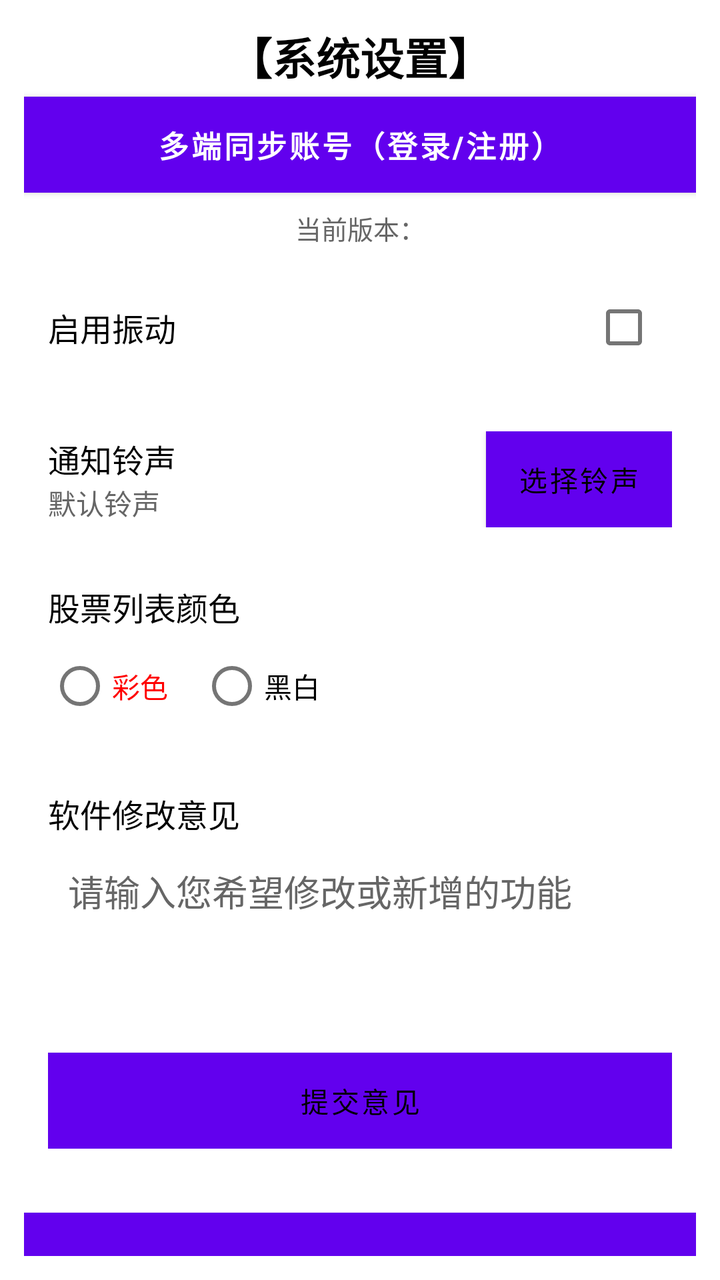
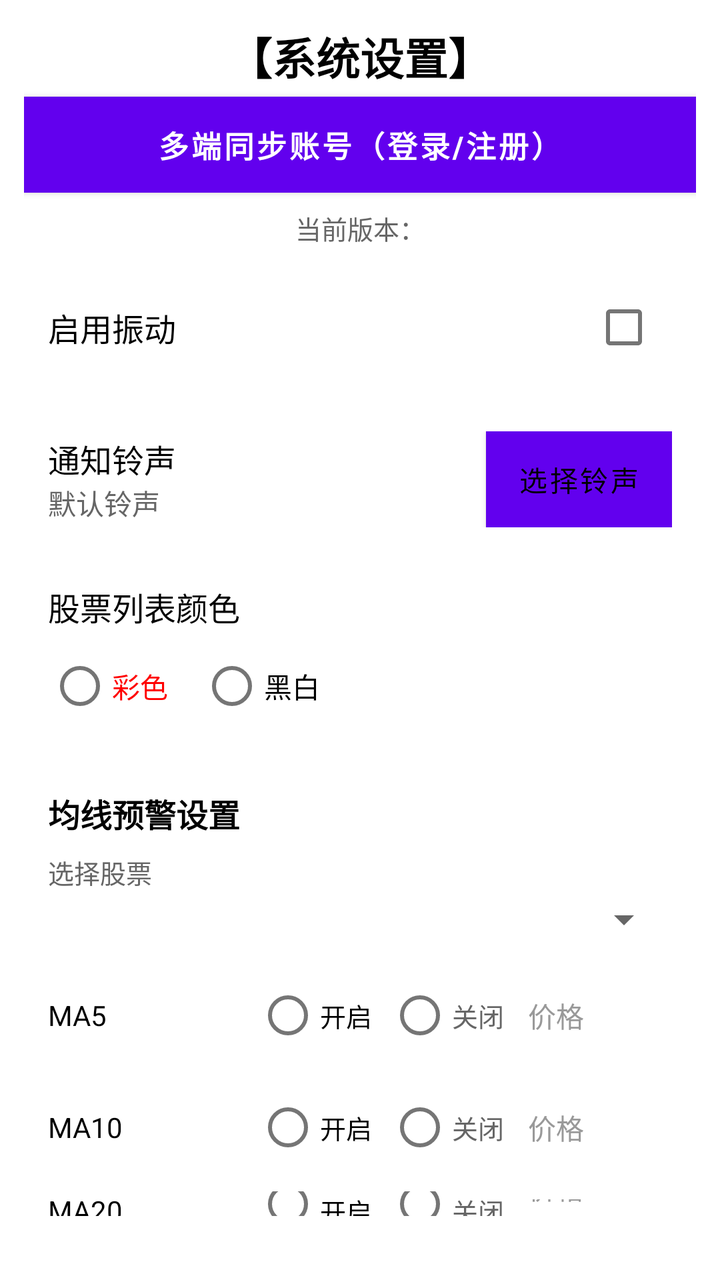

An Android layout rendered at two revisions. The XML below is the earlier revision; the diff shows what the commit changed to produce the second picture.
<!-- AndroidManifest.xml: fallback theme Theme.MaterialComponents.DayNight.NoActionBar -->
<!-- res/layout/activity_settings.xml -->
<?xml version="1.0" encoding="utf-8"?>

<LinearLayout xmlns:android="http://schemas.android.com/apk/res/android"
    android:layout_width="match_parent"
    android:layout_height="match_parent"
    android:orientation="vertical"
    android:padding="12dp"
    android:background="#FFFFFF">

    <TextView
        android:layout_width="match_parent"
        android:layout_height="wrap_content"
        android:text="【系统设置】"
        android:textSize="22sp"
        android:textStyle="bold"
        android:textColor="#000000"
        android:gravity="center"
        android:layout_marginBottom="4dp" />

    
    <Button
        android:id="@+id/btn_sync_account"
        android:layout_width="match_parent"
        android:layout_height="wrap_content"
        android:text="多端同步账号（登录/注册）"
        android:textSize="15sp"
        android:textStyle="bold"
        android:textColor="#FFFFFF"
        android:background="#4CAF50"
        android:layout_marginBottom="8dp" />

    
    <TextView
        android:id="@+id/text_version"

        android:layout_width="match_parent"
        android:layout_height="wrap_content"
        android:text="当前版本："
        android:textSize="13sp"
        android:textColor="#666666"
        android:gravity="center"
        android:layout_marginBottom="4dp" />

    
    <LinearLayout
        android:layout_width="match_parent"
        android:layout_height="wrap_content"
        android:orientation="horizontal"
        android:padding="12dp"
        android:layout_marginBottom="4dp"
        android:background="#FFFFFF"
        android:gravity="center_vertical">

        <TextView
            android:layout_width="0dp"
            android:layout_height="wrap_content"
            android:layout_weight="1"
            android:text="启用振动"
            android:textSize="16sp"
            android:textColor="#000000" />

        <CheckBox
            android:id="@+id/check_vibrate"
            android:layout_width="wrap_content"
            android:layout_height="wrap_content" />
    </LinearLayout>

    
    <LinearLayout
        android:layout_width="match_parent"
        android:layout_height="wrap_content"
        android:orientation="vertical"
        android:padding="12dp"
        android:layout_marginBottom="4dp"
        android:background="#FFFFFF">

        <LinearLayout
            android:layout_width="match_parent"
            android:layout_height="wrap_content"
            android:orientation="horizontal"
            android:gravity="center_vertical">

            <LinearLayout
                android:layout_width="0dp"
                android:layout_height="wrap_content"
                android:layout_weight="1"
                android:orientation="vertical">

                <TextView
                    android:layout_width="wrap_content"
                    android:layout_height="wrap_content"
                    android:text="通知铃声"
                    android:textSize="16sp"
                    android:textColor="#000000" />

                <TextView
                    android:id="@+id/text_ringtone"
                    android:layout_width="wrap_content"
                    android:layout_height="wrap_content"
                    android:text="默认铃声"
                    android:textSize="14sp"
                    android:textColor="#666666" />
            </LinearLayout>

            <Button
                android:id="@+id/btn_select_ringtone"
                android:layout_width="wrap_content"
                android:layout_height="wrap_content"
                android:text="选择铃声"
                android:textSize="14sp"
                android:textColor="#000000"
                android:background="#FFFFFF"
                android:minWidth="80dp" />
        </LinearLayout>
    </LinearLayout>

    
    <LinearLayout
        android:layout_width="match_parent"
        android:layout_height="wrap_content"
        android:orientation="vertical"
        android:padding="12dp"
        android:layout_marginBottom="4dp"
        android:background="#FFFFFF">

        <TextView
            android:layout_width="match_parent"
            android:layout_height="wrap_content"
            android:text="股票列表颜色"
            android:textSize="16sp"
            android:textColor="#000000"
            android:layout_marginBottom="4dp" />

        <RadioGroup
            android:id="@+id/group_color_mode"
            android:layout_width="match_parent"
            android:layout_height="wrap_content"
            android:orientation="horizontal">

            <RadioButton
                android:id="@+id/radio_colorful"
                android:layout_width="wrap_content"
                android:layout_height="wrap_content"
                android:text="彩色"
                android:textColor="#FF0000"
                android:layout_marginRight="16dp" />

            <RadioButton
                android:id="@+id/radio_bw"
                android:layout_width="wrap_content"
                android:layout_height="wrap_content"
                android:text="黑白"
                android:textColor="#000000" />
        </RadioGroup>
    </LinearLayout>

    
    <LinearLayout
        android:layout_width="match_parent"
        android:layout_height="wrap_content"
        android:orientation="vertical"
        android:padding="12dp"
        android:layout_marginBottom="4dp"
        android:background="#FFFFFF">

        <TextView
            android:layout_width="match_parent"
            android:layout_height="wrap_content"
            android:text="软件修改意见"
            android:textSize="16sp"
            android:textColor="#000000"
            android:layout_marginBottom="4dp" />

        <EditText
            android:id="@+id/edit_feedback"
            android:layout_width="match_parent"
            android:layout_height="wrap_content"
            android:minHeight="100dp"
            android:gravity="top|start"
            android:inputType="textLongMessage|textMultiLine"
            android:hint="请输入您希望修改或新增的功能"
            android:textColor="#000000"
            android:textColorHint="#666666"
            android:background="#FFFFFF"
            android:padding="10dp"
            android:layout_marginBottom="4dp" />

        <Button
            android:id="@+id/btn_submit_feedback"
            android:layout_width="match_parent"
            android:layout_height="wrap_content"
            android:text="提交意见"
            android:textSize="14sp"
            android:textColor="#000000"
            android:background="#FFFFFF" />

        
        <TextView
            android:id="@+id/text_submit_status"
            android:layout_width="match_parent"
            android:layout_height="wrap_content"
            android:text=""
            android:textSize="13sp"
            android:textColor="#333333"
            android:padding="8dp"
            android:layout_marginTop="4dp"
            android:background="#E8F5E9"
            android:visibility="gone"
            android:minHeight="80dp"
            android:maxHeight="150dp"
            android:scrollbars="vertical" />
    </LinearLayout>

    
    <Button
        android:id="@+id/btn_back"
        android:layout_width="match_parent"
        android:layout_height="wrap_content"
        android:text="返回"
        android:textSize="16sp"
        android:textStyle="bold"
        android:textColor="#000000"
        android:background="#FFFFFF"
        android:layout_marginTop="16dp" />

</LinearLayout>
<!-- resources referenced by this layout -->
<resources>

</resources>

<!-- the commit's change to res/layout/activity_settings.xml (unified diff, before → after) -->
@@ -152,6 +152,408 @@
                 android:text="黑白"
                 android:textColor="#000000" />
         </RadioGroup>
+    </LinearLayout>
+
+    
+    <LinearLayout
+        android:layout_width="match_parent"
+        android:layout_height="wrap_content"
+        android:orientation="vertical"
+        android:padding="12dp"
+        android:layout_marginBottom="4dp"
+        android:background="#FFFFFF">
+
+        <TextView
+            android:layout_width="match_parent"
+            android:layout_height="wrap_content"
+            android:text="均线预警设置"
+            android:textSize="16sp"
+            android:textStyle="bold"
+            android:textColor="#000000"
+            android:layout_marginBottom="8dp" />
+
+        <TextView
+            android:layout_width="match_parent"
+            android:layout_height="wrap_content"
+            android:text="选择股票"
+            android:textSize="13sp"
+            android:textColor="#666666"
+            android:layout_marginBottom="2dp" />
+
+        <Spinner
+            android:id="@+id/spinner_ma_stock"
+            android:layout_width="match_parent"
+            android:layout_height="wrap_content"
+            android:layout_marginBottom="8dp" />
+
+        
+        <LinearLayout
+            android:id="@+id/ma_row_5"
+            android:layout_width="match_parent"
+            android:layout_height="wrap_content"
+            android:orientation="horizontal"
+            android:gravity="center_vertical"
+            android:paddingTop="4dp"
+            android:paddingBottom="4dp">
+            <TextView
+                android:layout_width="0dp"
+                android:layout_height="wrap_content"
+                android:layout_weight="1"
+                android:text="MA5"
+                android:textSize="14sp"
+                android:textColor="#000000" />
+            <RadioGroup
+                android:id="@+id/ma_radio_group_5"
+                android:layout_width="wrap_content"
+                android:layout_height="wrap_content"
+                android:orientation="horizontal">
+                <RadioButton
+                    android:id="@+id/ma_radio_on_5"
+                    android:layout_width="wrap_content"
+                    android:layout_height="wrap_content"
+                    android:text="开启"
+                    android:textSize="13sp"
+                    android:textColor="#000000" />
+                <RadioButton
+                    android:id="@+id/ma_radio_off_5"
+                    android:layout_width="wrap_content"
+                    android:layout_height="wrap_content"
+                    android:text="关闭"
+                    android:textSize="13sp"
+                    android:textColor="#666666"
+                    android:layout_marginLeft="8dp" />
+            </RadioGroup>
+            <EditText
+                android:id="@+id/ma_edit_5"
+                android:layout_width="76dp"
+                android:layout_height="wrap_content"
+                android:inputType="numberDecimal"
+                android:singleLine="true"
+                android:hint="价格"
+                android:textSize="14sp"
+                android:textColor="#000000"
+                android:textColorHint="#999999"
+                android:background="#FFFFFF"
+                android:padding="4dp"
+                android:layout_marginLeft="8dp" />
+        </LinearLayout>
+
+        <LinearLayout
+            android:id="@+id/ma_row_10"
+            android:layout_width="match_parent"
+            android:layout_height="wrap_content"
+            android:orientation="horizontal"
+            android:gravity="center_vertical"
+            android:paddingTop="4dp"
+            android:paddingBottom="4dp">
+            <TextView
+                android:layout_width="0dp"
+                android:layout_height="wrap_content"
+                android:layout_weight="1"
+                android:text="MA10"
+                android:textSize="14sp"
+                android:textColor="#000000" />
+            <RadioGroup
+                android:id="@+id/ma_radio_group_10"
+                android:layout_width="wrap_content"
+                android:layout_height="wrap_content"
+                android:orientation="horizontal">
+                <RadioButton
+                    android:id="@+id/ma_radio_on_10"
+                    android:layout_width="wrap_content"
+                    android:layout_height="wrap_content"
+                    android:text="开启"
+                    android:textSize="13sp"
+                    android:textColor="#000000" />
+                <RadioButton
+                    android:id="@+id/ma_radio_off_10"
+                    android:layout_width="wrap_content"
+                    android:layout_height="wrap_content"
+                    android:text="关闭"
+                    android:textSize="13sp"
+                    android:textColor="#666666"
+                    android:layout_marginLeft="8dp" />
+            </RadioGroup>
+            <EditText
+                android:id="@+id/ma_edit_10"
+                android:layout_width="76dp"
+                android:layout_height="wrap_content"
+                android:inputType="numberDecimal"
+                android:singleLine="true"
+                android:hint="价格"
+                android:textSize="14sp"
+                android:textColor="#000000"
+                android:textColorHint="#999999"
+                android:background="#FFFFFF"
+                android:padding="4dp"
+                android:layout_marginLeft="8dp" />
+        </LinearLayout>
+
+        <LinearLayout
+            android:id="@+id/ma_row_20"
+            android:layout_width="match_parent"
+            android:layout_height="wrap_content"
+            android:orientation="horizontal"
+            android:gravity="center_vertical"
+            android:paddingTop="4dp"
+            android:paddingBottom="4dp">
+            <TextView
+                android:layout_width="0dp"
+                android:layout_height="wrap_content"
+                android:layout_weight="1"
+                android:text="MA20"
+                android:textSize="14sp"
+                android:textColor="#000000" />
+            <RadioGroup
+                android:id="@+id/ma_radio_group_20"
+                android:layout_width="wrap_content"
+                android:layout_height="wrap_content"
+                android:orientation="horizontal">
+                <RadioButton
+                    android:id="@+id/ma_radio_on_20"
+                    android:layout_width="wrap_content"
+                    android:layout_height="wrap_content"
+                    android:text="开启"
+                    android:textSize="13sp"
+                    android:textColor="#000000" />
+                <RadioButton
+                    android:id="@+id/ma_radio_off_20"
+                    android:layout_width="wrap_content"
+                    android:layout_height="wrap_content"
+                    android:text="关闭"
+                    android:textSize="13sp"
+                    android:textColor="#666666"
+                    android:layout_marginLeft="8dp" />
+            </RadioGroup>
+            <EditText
+                android:id="@+id/ma_edit_20"
+                android:layout_width="76dp"
+                android:layout_height="wrap_content"
+                android:inputType="numberDecimal"
+                android:singleLine="true"
+                android:hint="价格"
+                android:textSize="14sp"
+                android:textColor="#000000"
+                android:textColorHint="#999999"
+                android:background="#FFFFFF"
+                android:padding="4dp"
+                android:layout_marginLeft="8dp" />
+        </LinearLayout>
+
+        <LinearLayout
+            android:id="@+id/ma_row_30"
+            android:layout_width="match_parent"
+            android:layout_height="wrap_content"
+            android:orientation="horizontal"
+            android:gravity="center_vertical"
+            android:paddingTop="4dp"
+            android:paddingBottom="4dp">
+            <TextView
+                android:layout_width="0dp"
+                android:layout_height="wrap_content"
+                android:layout_weight="1"
+                android:text="MA30"
+                android:textSize="14sp"
+                android:textColor="#000000" />
+            <RadioGroup
+                android:id="@+id/ma_radio_group_30"
+                android:layout_width="wrap_content"
+                android:layout_height="wrap_content"
+                android:orientation="horizontal">
+                <RadioButton
+                    android:id="@+id/ma_radio_on_30"
+                    android:layout_width="wrap_content"
+                    android:layout_height="wrap_content"
+                    android:text="开启"
+                    android:textSize="13sp"
+                    android:textColor="#000000" />
+                <RadioButton
+                    android:id="@+id/ma_radio_off_30"
+                    android:layout_width="wrap_content"
+                    android:layout_height="wrap_content"
+                    android:text="关闭"
+                    android:textSize="13sp"
+                    android:textColor="#666666"
+                    android:layout_marginLeft="8dp" />
+            </RadioGroup>
+            <EditText
+                android:id="@+id/ma_edit_30"
+                android:layout_width="76dp"
+                android:layout_height="wrap_content"
+                android:inputType="numberDecimal"
+                android:singleLine="true"
+                android:hint="价格"
+                android:textSize="14sp"
+                android:textColor="#000000"
+                android:textColorHint="#999999"
+                android:background="#FFFFFF"
+                android:padding="4dp"
+                android:layout_marginLeft="8dp" />
+        </LinearLayout>
+
+        <LinearLayout
+            android:id="@+id/ma_row_60"
+            android:layout_width="match_parent"
+            android:layout_height="wrap_content"
+            android:orientation="horizontal"
+            android:gravity="center_vertical"
+            android:paddingTop="4dp"
+            android:paddingBottom="4dp">
+            <TextView
+                android:layout_width="0dp"
+                android:layout_height="wrap_content"
+                android:layout_weight="1"
+                android:text="MA60"
+                android:textSize="14sp"
+                android:textColor="#000000" />
+            <RadioGroup
+                android:id="@+id/ma_radio_group_60"
+                android:layout_width="wrap_content"
+                android:layout_height="wrap_content"
+                android:orientation="horizontal">
+                <RadioButton
+                    android:id="@+id/ma_radio_on_60"
+                    android:layout_width="wrap_content"
+                    android:layout_height="wrap_content"
+                    android:text="开启"
+                    android:textSize="13sp"
+                    android:textColor="#000000" />
+                <RadioButton
+                    android:id="@+id/ma_radio_off_60"
+                    android:layout_width="wrap_content"
+                    android:layout_height="wrap_content"
+                    android:text="关闭"
+                    android:textSize="13sp"
+                    android:textColor="#666666"
+                    android:layout_marginLeft="8dp" />
+            </RadioGroup>
+            <EditText
+                android:id="@+id/ma_edit_60"
+                android:layout_width="76dp"
+                android:layout_height="wrap_content"
+                android:inputType="numberDecimal"
+                android:singleLine="true"
+                android:hint="价格"
+                android:textSize="14sp"
+                android:textColor="#000000"
+                android:textColorHint="#999999"
+                android:background="#FFFFFF"
+                android:padding="4dp"
+                android:layout_marginLeft="8dp" />
+        </LinearLayout>
+
+        <LinearLayout
+            android:id="@+id/ma_row_120"
+            android:layout_width="match_parent"
+            android:layout_height="wrap_content"
+            android:orientation="horizontal"
+            android:gravity="center_vertical"
+            android:paddingTop="4dp"
+            android:paddingBottom="4dp">
+            <TextView
+                android:layout_width="0dp"
+                android:layout_height="wrap_content"
+                android:layout_weight="1"
+                android:text="MA120"
+                android:textSize="14sp"
+                android:textColor="#000000" />
+            <RadioGroup
+                android:id="@+id/ma_radio_group_120"
+                android:layout_width="wrap_content"
+                android:layout_height="wrap_content"
+                android:orientation="horizontal">
+                <RadioButton
+                    android:id="@+id/ma_radio_on_120"
+                    android:layout_width="wrap_content"
+                    android:layout_height="wrap_content"
+                    android:text="开启"
+                    android:textSize="13sp"
+                    android:textColor="#000000" />
+                <RadioButton
+                    android:id="@+id/ma_radio_off_120"
+                    android:layout_width="wrap_content"
+                    android:layout_height="wrap_content"
+                    android:text="关闭"
+                    android:textSize="13sp"
+                    android:textColor="#666666"
+                    android:layout_marginLeft="8dp" />
+            </RadioGroup>
+            <EditText
+                android:id="@+id/ma_edit_120"
+                android:layout_width="76dp"
+                android:layout_height="wrap_content"
+                android:inputType="numberDecimal"
+                android:singleLine="true"
+                android:hint="价格"
+                android:textSize="14sp"
+                android:textColor="#000000"
+                android:textColorHint="#999999"
+                android:background="#FFFFFF"
+                android:padding="4dp"
+                android:layout_marginLeft="8dp" />
+        </LinearLayout>
+
+        <LinearLayout
+            android:id="@+id/ma_row_250"
+            android:layout_width="match_parent"
+            android:layout_height="wrap_content"
+            android:orientation="horizontal"
+            android:gravity="center_vertical"
+            android:paddingTop="4dp"
+            android:paddingBottom="4dp">
+            <TextView
+                android:layout_width="0dp"
+                android:layout_height="wrap_content"
+                android:layout_weight="1"
+                android:text="MA250"
+                android:textSize="14sp"
+                android:textColor="#000000" />
+            <RadioGroup
+                android:id="@+id/ma_radio_group_250"
+                android:layout_width="wrap_content"
+                android:layout_height="wrap_content"
+                android:orientation="horizontal">
+                <RadioButton
+                    android:id="@+id/ma_radio_on_250"
+                    android:layout_width="wrap_content"
+                    android:layout_height="wrap_content"
+                    android:text="开启"
+                    android:textSize="13sp"
+                    android:textColor="#000000" />
+                <RadioButton
+                    android:id="@+id/ma_radio_off_250"
+                    android:layout_width="wrap_content"
+                    android:layout_height="wrap_content"
+                    android:text="关闭"
+                    android:textSize="13sp"
+                    android:textColor="#666666"
+                    android:layout_marginLeft="8dp" />
+            </RadioGroup>
+            <EditText
+                android:id="@+id/ma_edit_250"
+                android:layout_width="76dp"
+                android:layout_height="wrap_content"
+                android:inputType="numberDecimal"
+                android:singleLine="true"
+                android:hint="价格"
+                android:textSize="14sp"
+                android:textColor="#000000"
+                android:textColorHint="#999999"
+                android:background="#FFFFFF"
+                android:padding="4dp"
+                android:layout_marginLeft="8dp" />
+        </LinearLayout>
+
+        <Button
+            android:id="@+id/btn_save_ma"
+            android:layout_width="match_parent"
+            android:layout_height="wrap_content"
+            android:text="保存均线设置"
+            android:textSize="14sp"
+            android:textStyle="bold"
+            android:textColor="#000000"
+            android:background="#FFFFFF"
+            android:layout_marginTop="4dp" />
     </LinearLayout>
 
     
